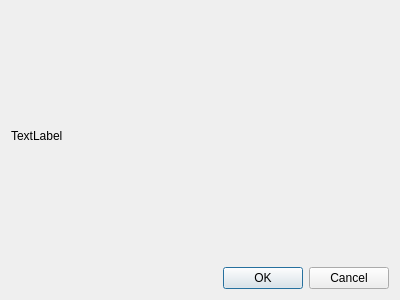
Before: the Qt Designer form src/corelayers/simpleabout/simpleaboutdialog.ui in euroelessar/qutim, drawn with Qt 5.
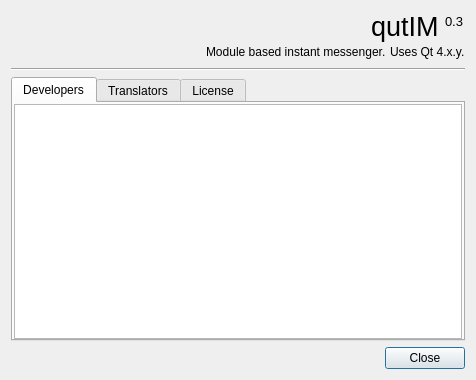
After: the same form once the commit is applied.

Commit message: 'Move hook' enhancement for Windows. About dialog polishing.

```diff
--- a/src/corelayers/simpleabout/simpleaboutdialog.ui
+++ b/src/corelayers/simpleabout/simpleaboutdialog.ui
@@ -6,28 +6,237 @@
    <rect>
     <x>0</x>
     <y>0</y>
-    <width>400</width>
-    <height>300</height>
+    <width>476</width>
+    <height>380</height>
    </rect>
   </property>
   <property name="windowTitle">
    <string>Dialog</string>
   </property>
-  <layout class="QGridLayout" name="gridLayout">
-   <item row="0" column="0">
-    <widget class="QLabel" name="label">
-     <property name="text">
-      <string>TextLabel</string>
+  <layout class="QVBoxLayout" name="verticalLayout">
+   <item>
+    <layout class="QVBoxLayout" name="verticalLayout_4">
+     <property name="spacing">
+      <number>0</number>
      </property>
+     <item>
+      <layout class="QHBoxLayout" name="horizontalLayout">
+       <property name="spacing">
+        <number>6</number>
+       </property>
+       <item>
+        <spacer name="horizontalSpacer">
+         <property name="orientation">
+          <enum>Qt::Horizontal</enum>
+         </property>
+         <property name="sizeHint" stdset="0">
+          <size>
+           <width>40</width>
+           <height>20</height>
+          </size>
+         </property>
+        </spacer>
+       </item>
+       <item>
+        <widget class="QLabel" name="label_qutim">
+         <property name="enabled">
+          <bool>true</bool>
+         </property>
+         <property name="font">
+          <font>
+           <family>MS Shell Dlg 2</family>
+           <pointsize>20</pointsize>
+          </font>
+         </property>
+         <property name="text">
+          <string notr="true">qutIM</string>
+         </property>
+        </widget>
+       </item>
+       <item>
+        <layout class="QVBoxLayout" name="verticalLayout_2">
+         <item>
+          <widget class="QLabel" name="label_version">
+           <property name="font">
+            <font>
+             <pointsize>10</pointsize>
+            </font>
+           </property>
+           <property name="text">
+            <string notr="true">0.3</string>
+           </property>
+          </widget>
+         </item>
+         <item>
+          <spacer name="verticalSpacer">
+           <property name="orientation">
+            <enum>Qt::Vertical</enum>
+           </property>
+           <property name="sizeType">
+            <enum>QSizePolicy::Maximum</enum>
+           </property>
+           <property name="sizeHint" stdset="0">
+            <size>
+             <width>20</width>
+             <height>10</height>
+            </size>
+           </property>
+          </spacer>
+         </item>
+        </layout>
+       </item>
+      </layout>
+     </item>
+     <item>
+      <layout class="QHBoxLayout" name="horizontalLayout_3">
+       <property name="spacing">
+        <number>4</number>
+       </property>
+       <item>
+        <spacer name="horizontalSpacer_2">
+         <property name="orientation">
+          <enum>Qt::Horizontal</enum>
+         </property>
+         <property name="sizeHint" stdset="0">
+          <size>
+           <width>40</width>
+           <height>20</height>
+          </size>
+         </property>
+        </spacer>
+       </item>
+       <item>
+        <widget class="QLabel" name="label_description">
+         <property name="text">
+          <string>Module based instant messenger.</string>
+         </property>
+        </widget>
+       </item>
+       <item>
+        <widget class="QLabel" name="label_qtuses">
+         <property name="text">
+          <string notr="true">Uses Qt 4.x.y.</string>
+         </property>
+        </widget>
+       </item>
+      </layout>
+     </item>
+    </layout>
+   </item>
+   <item>
+    <widget class="Line" name="line">
+     <property name="orientation">
+      <enum>Qt::Horizontal</enum>
+     </property>
     </widget>
    </item>
-   <item row="1" column="0">
+   <item>
+    <widget class="QTabWidget" name="tabWidget">
+     <property name="currentIndex">
+      <number>0</number>
+     </property>
+     <widget class="QWidget" name="tab_developers">
+      <property name="styleSheet">
+       <string notr="true"/>
+      </property>
+      <attribute name="title">
+       <string>Developers</string>
+      </attribute>
+      <layout class="QVBoxLayout" name="verticalLayout_3">
+       <property name="spacing">
+        <number>1</number>
+       </property>
+       <property name="leftMargin">
+        <number>1</number>
+       </property>
+       <property name="topMargin">
+        <number>1</number>
+       </property>
+       <property name="rightMargin">
+        <number>1</number>
+       </property>
+       <property name="bottomMargin">
+        <number>0</number>
+       </property>
+       <item>
+        <widget class="QTextEdit" name="textedit_content">
+         <property name="styleSheet">
+          <string notr="true"/>
+         </property>
+         <property name="readOnly">
+          <bool>true</bool>
+         </property>
+        </widget>
+       </item>
+      </layout>
+     </widget>
+     <widget class="QWidget" name="tab_translators">
+      <attribute name="title">
+       <string>Translators</string>
+      </attribute>
+      <layout class="QHBoxLayout" name="horizontalLayout_4">
+       <property name="leftMargin">
+        <number>1</number>
+       </property>
+       <property name="topMargin">
+        <number>1</number>
+       </property>
+       <property name="rightMargin">
+        <number>1</number>
+       </property>
+       <property name="bottomMargin">
+        <number>0</number>
+       </property>
+       <item>
+        <widget class="QTextEdit" name="textedit_translators">
+         <property name="readOnly">
+          <bool>true</bool>
+         </property>
+        </widget>
+       </item>
+      </layout>
+     </widget>
+     <widget class="QWidget" name="tab_license">
+      <attribute name="title">
+       <string>License</string>
+      </attribute>
+      <layout class="QHBoxLayout" name="horizontalLayout_2">
+       <property name="spacing">
+        <number>0</number>
+       </property>
+       <property name="leftMargin">
+        <number>1</number>
+       </property>
+       <property name="topMargin">
+        <number>1</number>
+       </property>
+       <property name="rightMargin">
+        <number>1</number>
+       </property>
+       <property name="bottomMargin">
+        <number>0</number>
+       </property>
+       <item>
+        <widget class="QTextEdit" name="textedit_license">
+         <property name="readOnly">
+          <bool>true</bool>
+         </property>
+        </widget>
+       </item>
+      </layout>
+     </widget>
+    </widget>
+   </item>
+   <item>
     <widget class="QDialogButtonBox" name="buttonBox">
      <property name="orientation">
       <enum>Qt::Horizontal</enum>
      </property>
      <property name="standardButtons">
-      <set>QDialogButtonBox::Cancel|QDialogButtonBox::Ok</set>
+      <set>QDialogButtonBox::Close</set>
+     </property>
+     <property name="centerButtons">
+      <bool>false</bool>
      </property>
     </widget>
    </item>
```
Left out of the diff: 2 changed lines with no effect on the pictures. The commit also changes 3 other files.
